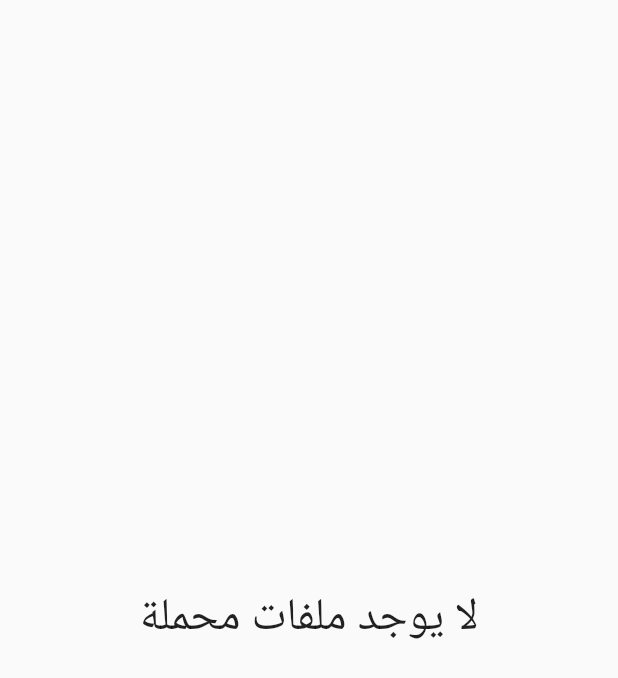
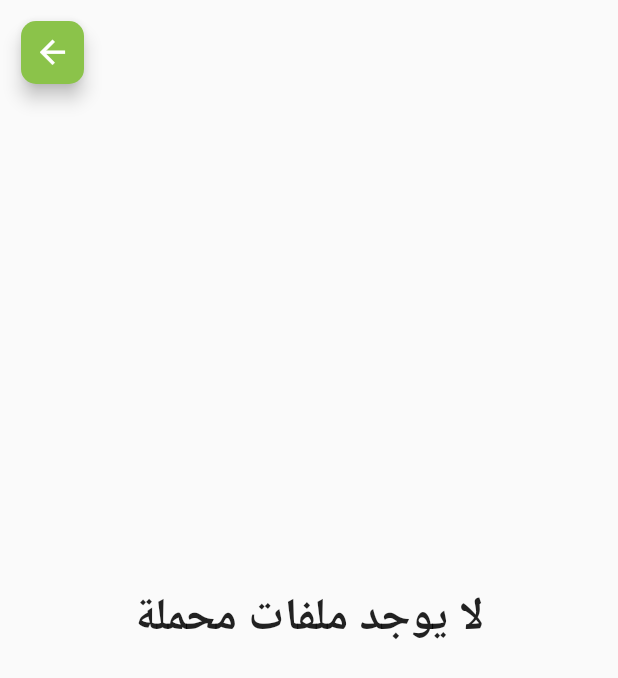
Before and after one commit to Mostafakhaled999/AL-Ashraf, a Flutter app: the DownloadsScreen screen opened by its route, on a phone screen of 412 x 824 dp. Shown: the top 678 px of the screen. Run offline on Flutter 3.47's test engine with Material 2 defaults, Android fonts, the phone set to English and light mode, and no system bars; our stand-ins replace auto_size_text, connectivity_plus, firebase_core, firebase_messaging, flutter_local_notifications, get and 15 more; missing offline and left inert: epubx, flutter_inappwebview, syncfusion_flutter_pdfviewer, web_scraper; accounts and stored records are empty; project files that could hold a hidden picture were left out.

Commit message:
notification hotFix
- fix notification initialization
- send notification when a download is complete

```diff
--- a/lib/main.dart
+++ b/lib/main.dart
@@ -29,13 +29,13 @@ import 'package:get/get.dart';
 import 'package:hive_flutter/hive_flutter.dart';
 
 
-void main() async {
+void main()async{
   WidgetsFlutterBinding.ensureInitialized();
-  LocalNotification.initialize();
   Hive.initFlutter();
   Hive.registerAdapter(PostAdapter());
   AppRating().checkRating();
   GlobalAudioPlayer.initializeBackGroundAudio();
+  await LocalNotification.initialize();
   runApp(const MyApp());
 }
 
--- a/lib/screens/downloads_screen.dart
+++ b/lib/screens/downloads_screen.dart
@@ -4,7 +4,6 @@ import 'package:al_ashraf/widgets/drive_widgets.dart';
 import 'package:flutter/cupertino.dart';
 import 'package:flutter/material.dart';
 import 'package:open_file/open_file.dart';
-
 
 class DownloadsScreen extends StatelessWidget {
   String folderName;
@@ -39,15 +38,52 @@ class DownloadsScreen extends StatelessWidget {
                   files: downloadFiles, folderName: folderName);
             }
           } else {
-            return Center(
-                child: Text(
-              'لا يوجد ملفات محملة',
-              style: TextStyle(fontSize: 30),
-            ));
+            return NoDownloadsFoundScreen();
           }
         },
       ),
     ));
+  }
+}
+
+class NoDownloadsFoundScreen extends StatelessWidget {
+  const NoDownloadsFoundScreen({
+    Key? key,
+  }) : super(key: key);
+
+  @override
+  Widget build(BuildContext context) {
+    return Stack(
+      children: [
+        Center(
+            child: Text(
+          'لا يوجد ملفات محملة',
+          style: TextStyle(fontSize: 30,fontWeight: FontWeight.bold),
+        )),
+        Positioned(
+          height: 50,
+          width: 50,
+          top: 10,
+          left: 10,
+          child: Card(
+              elevation: 5,
+              color: Colors.lightGreen,
+              shape: RoundedRectangleBorder(
+                  borderRadius: BorderRadius.all(Radius.circular(10))),
+              child: IconButton(
+                icon: Icon(
+                  Icons.adaptive.arrow_back,
+                  size: 25,
+                  color: Colors.white,
+                ),
+                //color: Colors.green,
+                onPressed: () {
+                  Navigator.pop(context);
+                },
+              )),
+        ),
+      ],
+    );
   }
 }
 
@@ -133,7 +169,7 @@ class DownloadsContentView extends StatelessWidget {
                         ),
                         subtitle: Text(
                           '${(files[index].statSync().size / (1024 * 1024)).ceil()}'
-                              'mb',
+                          'mb',
                         ),
                         title: Text(files[index]
                             .path
--- a/lib/screens/posts_screen.dart
+++ b/lib/screens/posts_screen.dart
@@ -9,7 +9,6 @@ import 'package:al_ashraf/widgets/loading_widget.dart';
 import 'package:flutter/cupertino.dart';
 import 'package:flutter/material.dart';
 import 'package:get/get.dart';
-import 'package:http/http.dart';
 import 'package:webview_flutter/webview_flutter.dart';
 import 'package:connectivity_plus/connectivity_plus.dart';
 
@@ -106,6 +105,7 @@ class _PostsScreenState extends State<PostsScreen> {
             elevation: 1,
           ),
           extendBodyBehindAppBar: true,
+          //floatingActionButtonLocation: FloatingActionButtonLocation.miniEndFloat,
           floatingActionButton: FloatingActionButton(
             child: Icon(
               CupertinoIcons.heart_fill,
```
Also changed, not shown: lib/models/downloads.dart (+6 -1 lines), lib/models/notification.dart (+40 -36 lines).
